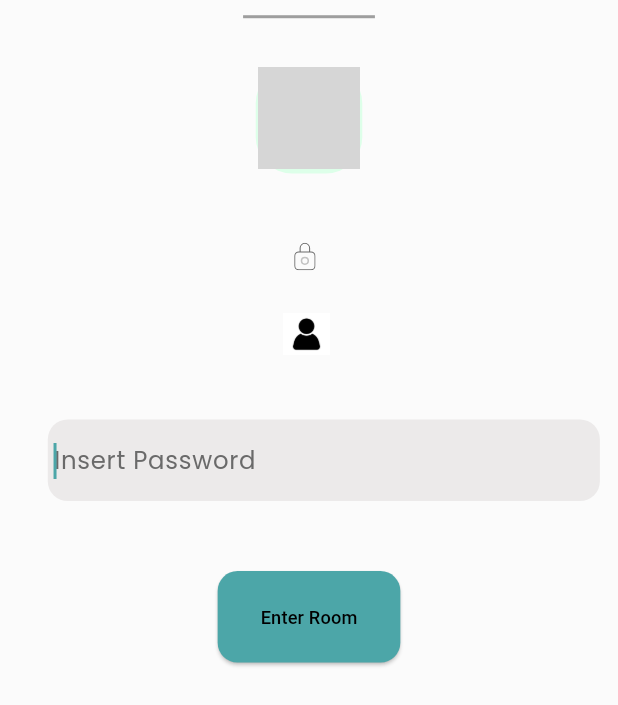
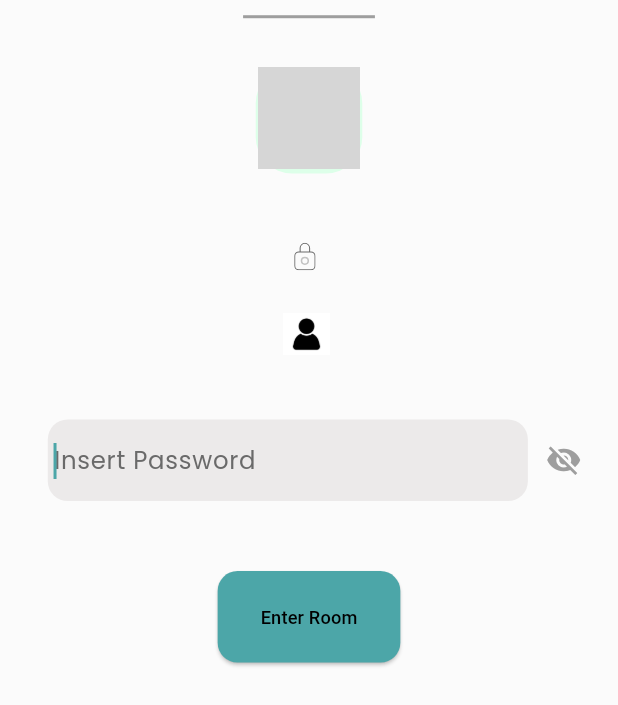
Before and after one commit to Miragaia/ICM_PROJECT1, a Flutter app: the EnterRoomBottomsheet widget shown alone on an empty page, opened directly with empty values, on a phone screen of 412 x 824 dp. Shown: the top 705 px of the screen. Run offline on Flutter 3.47's test engine with Material 3 defaults, Android fonts, the phone set to English and light mode, and no system bars; our stand-ins replace cached_network_image, cloud_firestore, firebase_auth, firebase_core, flutter_svg, geolocator and 3 more; accounts and stored records are empty; grey boxes are pictures that could not be loaded.

Commit message:
eye password fix

```diff
--- a/findme/lib/presentation/enter_room_bottomsheet/enter_room_bottomsheet.dart
+++ b/findme/lib/presentation/enter_room_bottomsheet/enter_room_bottomsheet.dart
@@ -38,6 +38,8 @@ class _EnterRoomBottomsheetState extends State<EnterRoomBottomsheet> {
     passwordController.dispose();
     super.dispose();
   }
+
+  bool _obscureText = true;
 
   @override
   Widget build(BuildContext context) {
@@ -117,13 +119,32 @@ class _EnterRoomBottomsheetState extends State<EnterRoomBottomsheet> {
             SizedBox(height: 42.v),
             Padding(
               padding: EdgeInsets.only(left: 18.h),
+              child: Row(
+                children: [
+                  Expanded(
                     child: CustomTextFormField(
                       controller: passwordController,
                       hintText: "Insert Password",
                       textInputAction: TextInputAction.done,
                       textInputType: TextInputType.visiblePassword,
                       alignment: Alignment.centerRight,
-                obscureText: true,
+                      obscureText:
+                          _obscureText, // Initially obscureText is true
+                    ),
+                  ),
+                  IconButton(
+                    icon: Icon(
+                      _obscureText ? Icons.visibility_off : Icons.visibility,
+                      color: Colors.grey, // You can customize the color here
+                    ),
+                    onPressed: () {
+                      setState(() {
+                        _obscureText =
+                            !_obscureText; // Toggle the obscureText value
+                      });
+                    },
+                  ),
+                ],
               ),
             ),
             SizedBox(height: 46.v),
```
Lines whose indentation alone changed are shown as unchanged.
